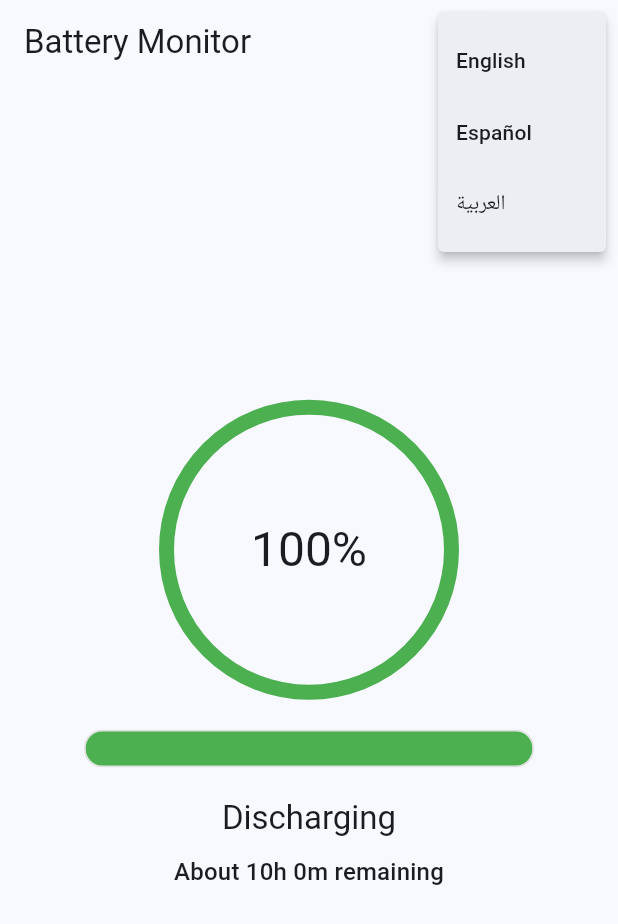
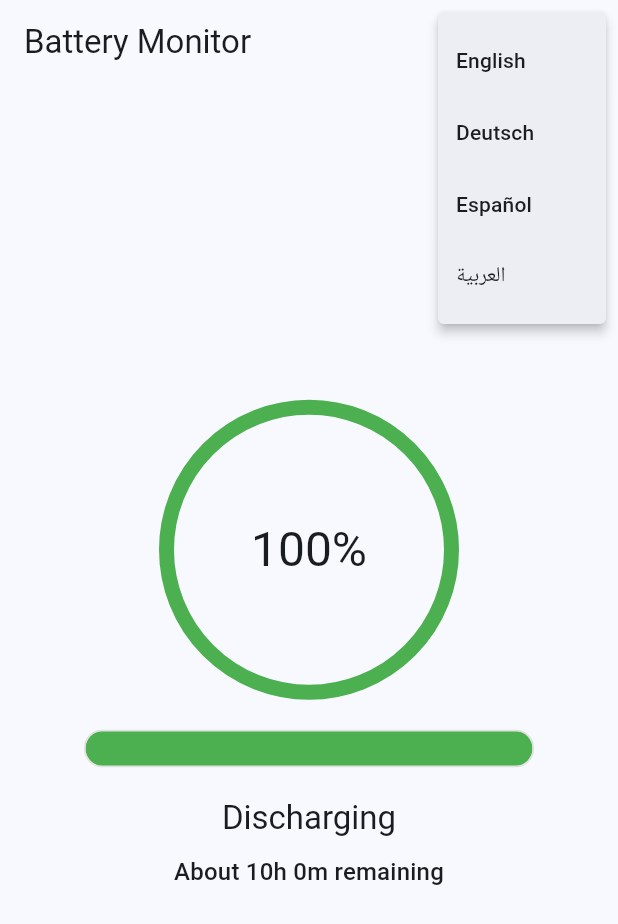
Before and after one commit to CeCilio42/battery_project_v2, a Flutter app: the screen it shows after launch, after a tap on the "language" icon, on a phone screen of 412 x 824 dp. Shown: the top 924 px of the screen. Run offline on Flutter 3.47's test engine with Material 3 defaults, Android fonts, the phone set to English and light mode, and no system bars; our stand-ins replace battery_plus.

Commit message:
Complete working code

```diff
--- a/lib/l10n/app_en.arb
+++ b/lib/l10n/app_en.arb
@@ -2,7 +2,7 @@
     "appTitle": "Battery Monitor",
     "charging": "Charging",
     "discharging": "Discharging",
-    "timeRemaining": "About {hours}h {minutes}m remaining",
+    "timeRemaining": "{hours} hours and {minutes} minutes remaining",
     "timeToFull": "About {minutes} minutes to full charge",
     "timeToFifty": "{minutes} minutes to 50%",
     "@timeRemaining": {
--- /dev/null
+++ b/lib/language_provider.dart
@@ -0,0 +1,63 @@
+import 'package:flutter/material.dart';
+
+class LanguageProvider extends ChangeNotifier {
+  String _currentLanguage = 'en';
+
+  String get currentLanguage => _currentLanguage;
+  bool get isRTL => _currentLanguage == 'ar';
+
+  final Map<String, Map<String, String>> _translations = {
+    'en': {
+      'appTitle': 'Battery Monitor',
+      'charging': 'Charging',
+      'discharging': 'Discharging',
+      'timeRemaining': '{0} hours and {1} minutes remaining',
+      'minutesTo50': '{0} minutes to 50%',
+      'minutesToFull': 'About {0} minutes to full charge',
+      'aboutTimeRemaining': 'About {0}h {1}m remaining',
+    },
+    'de': {
+      'appTitle': 'Batterieüberwachung',
+      'charging': 'Wird geladen',
+      'discharging': 'Wird entladen',
+      'timeRemaining': '{0} Stunden und {1} Minuten verbleibend',
+      'minutesTo50': '{0} Minuten bis 50%',
+      'minutesToFull': 'Etwa {0} Minuten bis zur vollen Ladung',
+      'aboutTimeRemaining': 'Etwa {0}h {1}m verbleibend',
+    },
+    'es': {
+      'appTitle': 'Monitor de Batería',
+      'charging': 'Cargando',
+      'discharging': 'Descargando',
+      'timeRemaining': '{0} horas y {1} minutos restantes',
+      'minutesTo50': '{0} minutos hasta 50%',
+      'minutesToFull': 'Aproximadamente {0} minutos hasta carga completa',
+      'aboutTimeRemaining': 'Aproximadamente {0}h {1}m restantes',
+    },
+    'ar': {
+      'appTitle': 'مراقب البطارية',
+      'charging': 'جاري الشحن',
+      'discharging': 'جاري التفريغ',
+      'timeRemaining': 'متبقي {0} ساعة و {1} دقيقة',
+      'minutesTo50': '{0} دقيقة حتى 50%',
+      'minutesToFull': 'حوالي {0} دقيقة حتى اكتمال الشحن',
+      'aboutTimeRemaining': 'حوالي {0} ساعة و {1} دقيقة متبقية',
+    },
+  };
+
+  String translate(String key, [List<dynamic> args = const []]) {
+    String text = _translations[_currentLanguage]?[key] ?? key;
+
+    // Replace placeholders with arguments
+    for (var i = 0; i < args.length; i++) {
+      text = text.replaceAll('{$i}', args[i].toString());
+    }
+
+    return text;
+  }
+
+  void setLanguage(String languageCode) {
+    _currentLanguage = languageCode;
+    notifyListeners();
+  }
+}
--- a/lib/main.dart
+++ b/lib/main.dart
@@ -1,11 +1,16 @@
 import 'package:flutter/material.dart';
-import 'package:flutter_localizations/flutter_localizations.dart';
 import 'package:battery_plus/battery_plus.dart';
-import 'package:flutter_gen/gen_l10n/app_localizations.dart';
+import 'package:provider/provider.dart';
+import 'language_provider.dart';
 import 'dart:async';
 
 void main() {
-  runApp(const MyApp());
+  runApp(
+    ChangeNotifierProvider(
+      create: (context) => LanguageProvider(),
+      child: const MyApp(),
+    ),
+  );
 }
 
 class MyApp extends StatelessWidget {
@@ -13,22 +18,21 @@ class MyApp extends StatelessWidget {
 
   @override
   Widget build(BuildContext context) {
+    final lang = Provider.of<LanguageProvider>(context);
+
     return MaterialApp(
       title: 'Battery Monitor',
       theme: ThemeData(
         colorScheme: ColorScheme.fromSeed(seedColor: Colors.blue),
         useMaterial3: true,
       ),
-      localizationsDelegates: const [
-        AppLocalizations.delegate,
-        GlobalMaterialLocalizations.delegate,
-        GlobalWidgetsLocalizations.delegate,
-        GlobalCupertinoLocalizations.delegate,
-      ],
-      supportedLocales: const [
-        Locale('en'),
-        Locale('de'),
-      ],
+      // Replace the textDirection with builder
+      builder: (context, child) {
+        return Directionality(
+          textDirection: lang.isRTL ? TextDirection.rtl : TextDirection.ltr,
+          child: child!,
+        );
+      },
       home: const BatteryMonitorPage(),
     );
   }
@@ -120,18 +124,20 @@ class _BatteryMonitorPageState extends State<BatteryMonitorPage> {
   }
 
   String _getTimeEstimate() {
+    final lang = Provider.of<LanguageProvider>(context, listen: false);
+
     if (_batteryState == BatteryState.charging) {
       if (_batteryLevel < 50) {
-        return '${(25 - (_batteryLevel / 2)).round()} minutes to 50%\n'
-            'About ${70 - _batteryLevel} minutes to full charge';
+        return '${lang.translate('minutesTo50', [(25 - (_batteryLevel / 2)).round()])}\n'
+            '${lang.translate('minutesToFull', [70 - _batteryLevel])}';
       } else {
-        return 'About ${70 - _batteryLevel} minutes to full charge';
+        return lang.translate('minutesToFull', [70 - _batteryLevel]);
       }
     } else if (_batteryState == BatteryState.discharging) {
       double hoursRemaining = (_batteryLevel / 100.0) * (BATTERY_CAPACITY / AVG_DISCHARGE_RATE);
       int hours = hoursRemaining.floor();
       int minutes = ((hoursRemaining - hours) * 60).round();
-      return 'About ${hours}h ${minutes}m remaining';
+      return lang.translate('aboutTimeRemaining', [hours, minutes]);
     }
     return '';
   }
@@ -144,26 +150,32 @@ class _BatteryMonitorPageState extends State<BatteryMonitorPage> {
 
   @override
   Widget build(BuildContext context) {
+    final lang = Provider.of<LanguageProvider>(context);
+
     return Scaffold(
       appBar: AppBar(
-        title: Text(AppLocalizations.of(context)!.appTitle),
+        title: Text(lang.translate('appTitle')),
         actions: [
-          PopupMenuButton<Locale>(
+          PopupMenuButton<String>(
             icon: const Icon(Icons.language),
-            onSelected: (Locale locale) {
-              // Handle language change
+            onSelected: (String code) {
+              lang.setLanguage(code);
             },
             itemBuilder: (BuildContext context) => [
               const PopupMenuItem(
-                value: Locale('en'),
+                value: 'en',
                 child: Text('English'),
               ),
               const PopupMenuItem(
-                value: Locale('es'),
+                value: 'de',
+                child: Text('Deutsch'),
+              ),
+              const PopupMenuItem(
+                value: 'es',
                 child: Text('Español'),
               ),
               const PopupMenuItem(
-                value: Locale('ar'),
+                value: 'ar',
                 child: Text('العربية'),
               ),
             ],
@@ -212,8 +224,8 @@ class _BatteryMonitorPageState extends State<BatteryMonitorPage> {
             const SizedBox(height: 20),
             Text(
               _batteryState == BatteryState.charging
-                  ? AppLocalizations.of(context)!.charging
-                  : AppLocalizations.of(context)!.discharging,
+                  ? lang.translate('charging')
+                  : lang.translate('discharging'),
               style: Theme.of(context).textTheme.titleLarge,
             ),
             const SizedBox(height: 10),
@@ -225,7 +237,10 @@ class _BatteryMonitorPageState extends State<BatteryMonitorPage> {
             const SizedBox(height: 20),
             if (_minutesRemaining != null && _minutesRemaining! > 0)
               Text(
-                AppLocalizations.of(context)!.timeRemaining(_minutesRemaining!),
+                lang.translate('timeRemaining', [
+                  _minutesRemaining! ~/ 60,
+                  _minutesRemaining! % 60,
+                ]),
                 style: Theme.of(context).textTheme.titleMedium,
               ),
           ],
--- a/pubspec.yaml
+++ b/pubspec.yaml
@@ -15,6 +15,7 @@ dependencies:
     sdk: flutter
   battery_plus: ^5.0.2
   intl: 0.19.0
+  provider: ^6.1.1  # Add this line
   cupertino_icons: ^1.0.2
 
 dev_dependencies:
```
Also changed, not shown: pubspec.lock.
